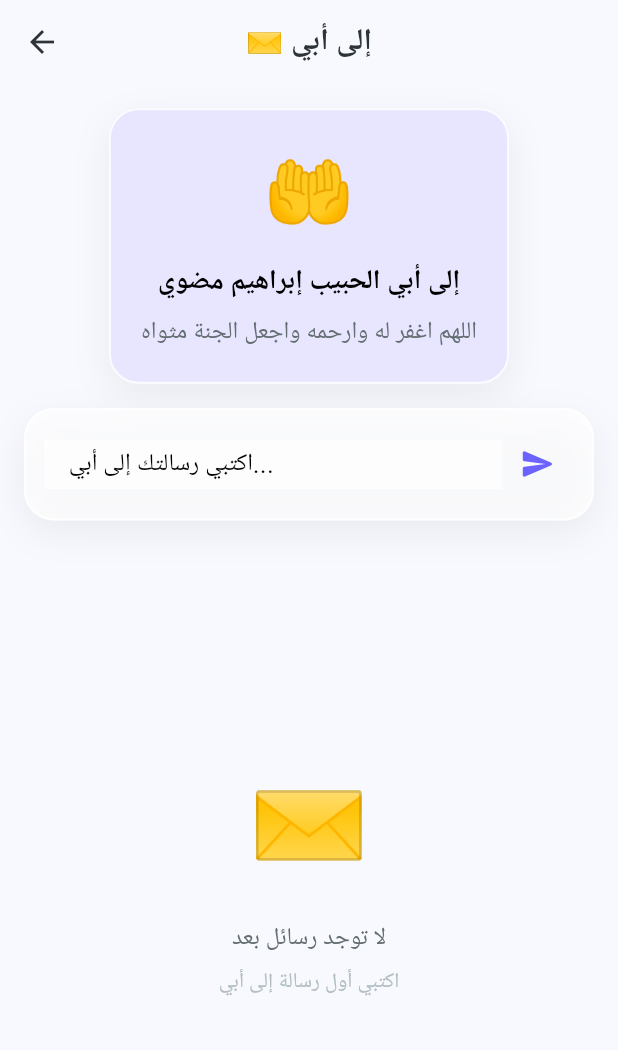
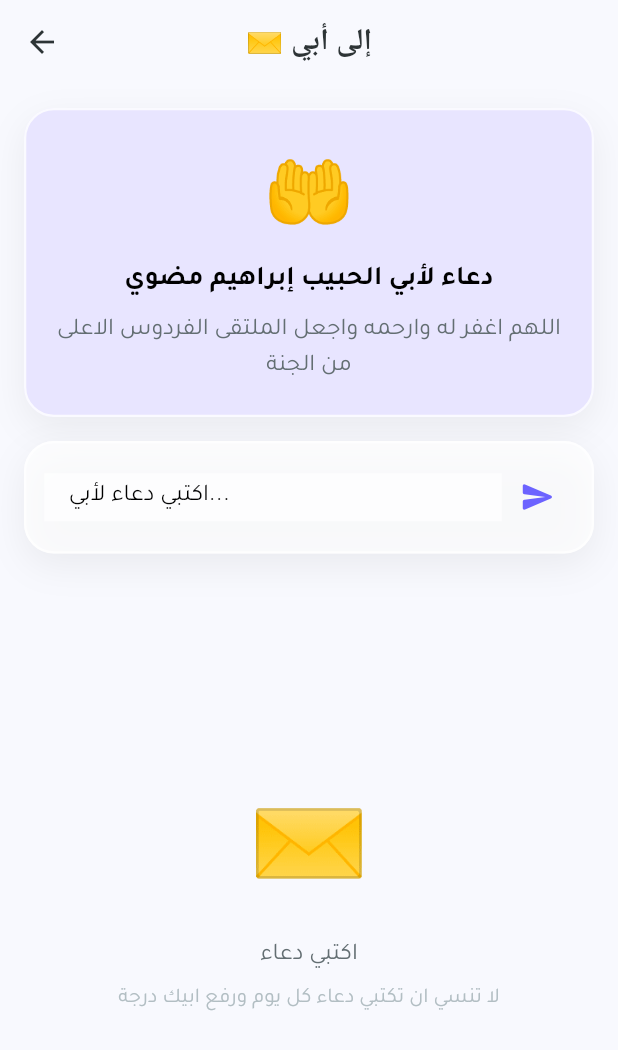
Before and after one commit to ehabhbk/esraa_app, a Flutter app: the LetterToFatherScreen screen opened directly, on a phone screen of 412 x 824 dp. Shown: the top 1050 px of the screen. Run offline on Flutter 3.47's test engine with Material 3 defaults, Android fonts, the phone set to English and light mode, and no system bars; our stand-ins replace fl_chart, flutter_animate, flutter_local_notifications, shared_preferences, sqflite; accounts and stored records are empty.

Commit message:
update screens

```diff
--- a/lib/main.dart
+++ b/lib/main.dart
@@ -1,4 +1,5 @@
 import 'package:flutter/material.dart';
+import 'package:intl/date_symbol_data_local.dart';
 import 'package:provider/provider.dart';
 import 'app.dart';
 import 'providers/mood_provider.dart';
@@ -15,6 +16,7 @@ import 'services/database_service.dart';
 
 void main() async {
   WidgetsFlutterBinding.ensureInitialized();
+  await initializeDateFormatting('ar', null);
   await DatabaseService.database;
   await NotificationService.init();
   final settings = SettingsProvider();
--- a/lib/screens/letter_to_father_screen.dart
+++ b/lib/screens/letter_to_father_screen.dart
@@ -39,7 +39,7 @@ class _LetterToFatherScreenState extends State<LetterToFatherScreen> {
     _controller.clear();
     ScaffoldMessenger.of(context).showSnackBar(
       const SnackBar(
-        content: Text('🤲 تم إرسال الرسالة'),
+        content: Text('🤲 تقبل الله ورفع الله ابي درجة'),
         backgroundColor: AppColors.success,
       ),
     );
@@ -62,7 +62,7 @@ class _LetterToFatherScreenState extends State<LetterToFatherScreen> {
                     Text('🤲', style: TextStyle(fontSize: 48)),
                     SizedBox(height: 12),
                     Text(
-                      'إلى أبي الحبيب إبراهيم مضوي',
+                      'دعاء لأبي الحبيب إبراهيم مضوي',
                       style: TextStyle(
                         fontSize: 18,
                         fontWeight: FontWeight.bold,
@@ -70,7 +70,7 @@ class _LetterToFatherScreenState extends State<LetterToFatherScreen> {
                     ),
                     SizedBox(height: 8),
                     Text(
-                      'اللهم اغفر له وارحمه واجعل الجنة مثواه',
+                      'اللهم اغفر له وارحمه واجعل الملتقى الفردوس الاعلى من الجنة',
                       textAlign: TextAlign.center,
                       style: TextStyle(
                         fontSize: 16,
@@ -92,7 +92,7 @@ class _LetterToFatherScreenState extends State<LetterToFatherScreen> {
                           controller: _controller,
                           maxLines: null,
                           decoration: const InputDecoration(
-                            hintText: 'اكتبي رسالتك إلى أبي...',
+                            hintText: 'اكتبي دعاء لأبي...',
                             isDense: true,
                             border: InputBorder.none,
                           ),
@@ -114,11 +114,11 @@ class _LetterToFatherScreenState extends State<LetterToFatherScreen> {
                       const EdgeInsets.symmetric(horizontal: 16, vertical: 8),
                   child: Row(
                     children: [
-                      const Text('الرسائل السابقة',
+                      const Text('الادعية السابقة',
                           style: TextStyle(
                               fontSize: 16, fontWeight: FontWeight.bold)),
                       const Spacer(),
-                      Text('${letters.length} رسالة',
+                      Text('${letters.length} دعاء',
                           style: const TextStyle(
                               color: AppColors.textSecondary)),
                     ],
@@ -133,7 +133,7 @@ class _LetterToFatherScreenState extends State<LetterToFatherScreen> {
                             Text('✉️', style: TextStyle(fontSize: 64)),
                             SizedBox(height: 16),
                             Text(
-                              'لا توجد رسائل بعد',
+                              'اكتبي دعاء',
                               style: TextStyle(
                                 fontSize: 16,
                                 color: AppColors.textSecondary,
@@ -141,7 +141,7 @@ class _LetterToFatherScreenState extends State<LetterToFatherScreen> {
                             ),
                             SizedBox(height: 8),
                             Text(
-                              'اكتبي أول رسالة إلى أبي',
+                              'لا تنسي ان تكتبي دعاء كل يوم ورفع ابيك درجة',
                               style: TextStyle(color: AppColors.textLight),
                             ),
                           ],
--- a/lib/theme/app_theme.dart
+++ b/lib/theme/app_theme.dart
@@ -1,9 +1,8 @@
 import 'package:flutter/material.dart';
-import 'package:google_fonts/google_fonts.dart';
 import 'app_colors.dart';
 
 class AppTheme {
-  static String get _fontFamily => GoogleFonts.tajawal().fontFamily!;
+  static const String _fontFamily = 'Tajawal';
 
   static ThemeData get lightTheme {
     return ThemeData(
```
Also changed, not shown: lib/screens/settings_screen.dart (+5 -5 lines), pubspec.yaml (+10 -3 lines), assets/fonts/Tajawal-Bold.ttf (added), assets/fonts/Tajawal-Medium.ttf (added), assets/fonts/Tajawal-Regular.ttf (added), pubspec.lock, 23 other files.
